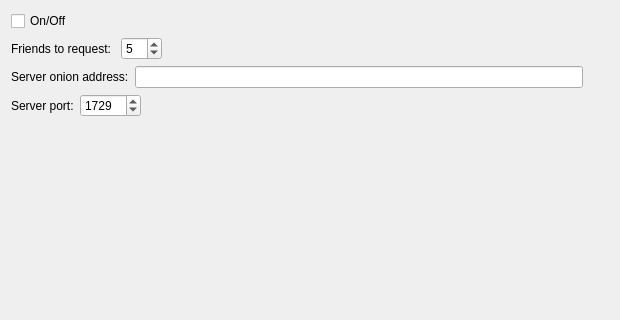
This is retroshare-gui/src/gui/FriendServerControl.ui in RetroShare/RetroShare as Qt 5 draws it before an edit; both pictures show x 0 to 620 and y 0 to 320 of the 620 by 499 pixel window. The edited form follows.
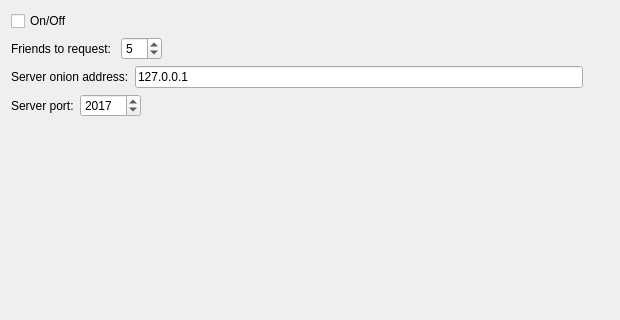
This is the edited form.

```diff
--- a/retroshare-gui/src/gui/FriendServerControl.ui
+++ b/retroshare-gui/src/gui/FriendServerControl.ui
@@ -72,6 +72,9 @@
          <verstretch>0</verstretch>
         </sizepolicy>
        </property>
+       <property name="text">
+        <string>127.0.0.1</string>
+       </property>
       </widget>
      </item>
      <item>
@@ -108,7 +111,7 @@
         <number>65536</number>
        </property>
        <property name="value">
-        <number>1729</number>
+        <number>2017</number>
        </property>
       </widget>
      </item>
```
